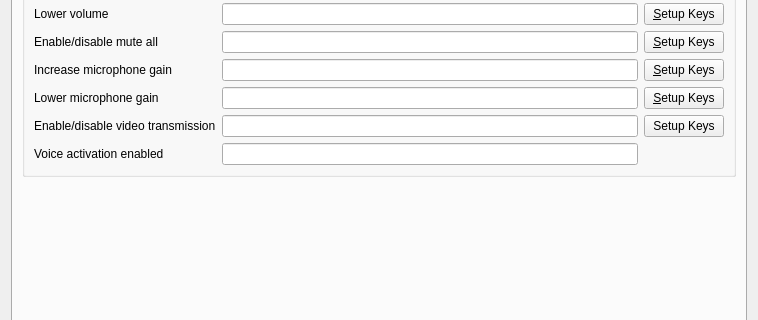
The window that Client/qtTeamTalk/preferences.ui (BearWare/TeamTalk5) describes before a commit, drawn with Qt 5; both pictures show x 0 to 758 and y 128 to 448 of the 758 by 621 pixel window.
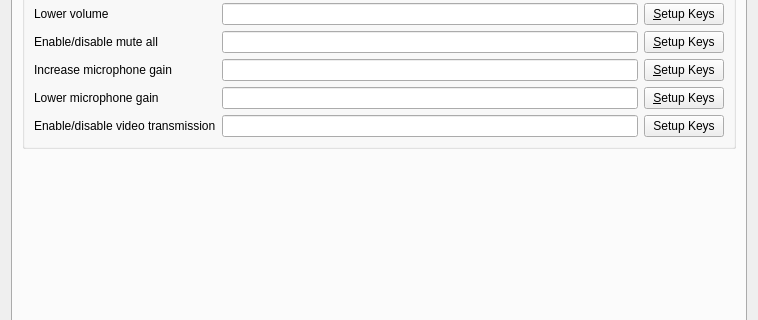
The same window after the commit. The open tabs and pages were chosen to show the change. Icons and pictures are not drawn.

Commit message: Move voice activation enabled in apropriate tab and fixed tabstop problems

Diff of the .ui file:
```diff
--- a/Client/qtTeamTalk/preferences.ui
+++ b/Client/qtTeamTalk/preferences.ui
@@ -1294,6 +1294,21 @@
               </property>
              </widget>
             </item>
+// Start of test
+            <item row="20" column="1">
+             <widget class="QLineEdit" name="voiceactonEdit"/>
+            </item>
+            <item row="20" column="0">
+             <widget class="QLabel" name="label_320">
+              <property name="text">
+               <string>Voice activation enabled</string>
+              </property>
+              <property name="buddy">
+               <cstring>voiceactonEdit</cstring>
+              </property>
+             </widget>
+            </item>
+// End of test
             <item row="9" column="2">
              <widget class="QToolButton" name="transferdoneButton">
               <property name="text">
@@ -1487,23 +1502,6 @@
               </property>
              </widget>
             </item>
-            <item row="20" column="0">
-             <widget class="QLabel" name="label_925">
-              <property name="text">
-               <string>Voice activation enabled</string>
-              </property>
-              <property name="buddy">
-               <cstring>voiceactonEdit</cstring>
-              </property>
-             </widget>
-            </item>
-            <item row="20" column="1">
-             <widget class="QLineEdit" name="voiceactonEdit">
-              <property name="readOnly">
-               <bool>true</bool>
-              </property>
-             </widget>
-            </item>
             <item row="0" column="2">
              <widget class="QPushButton" name="voiceactButton">
               <property name="text">
```
Left out of the diff: 4 changed lines with no effect on the pictures.
